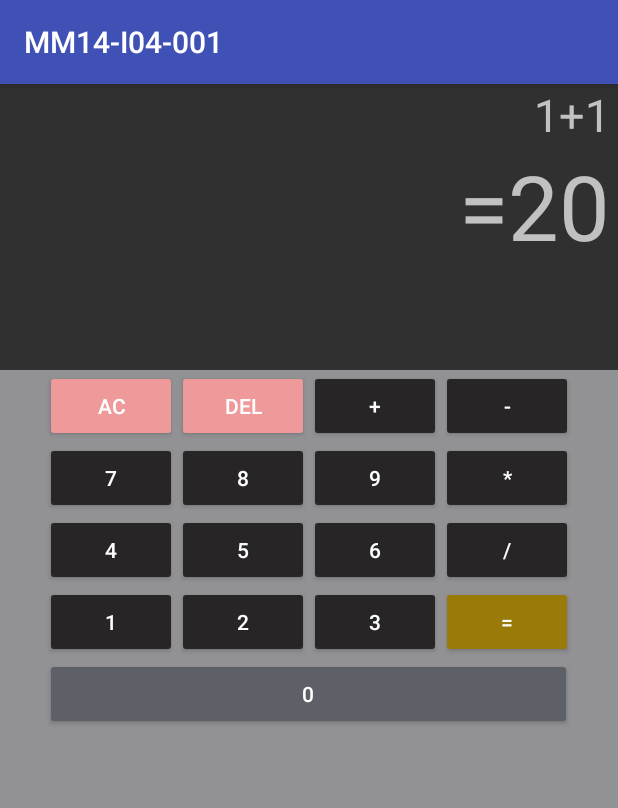
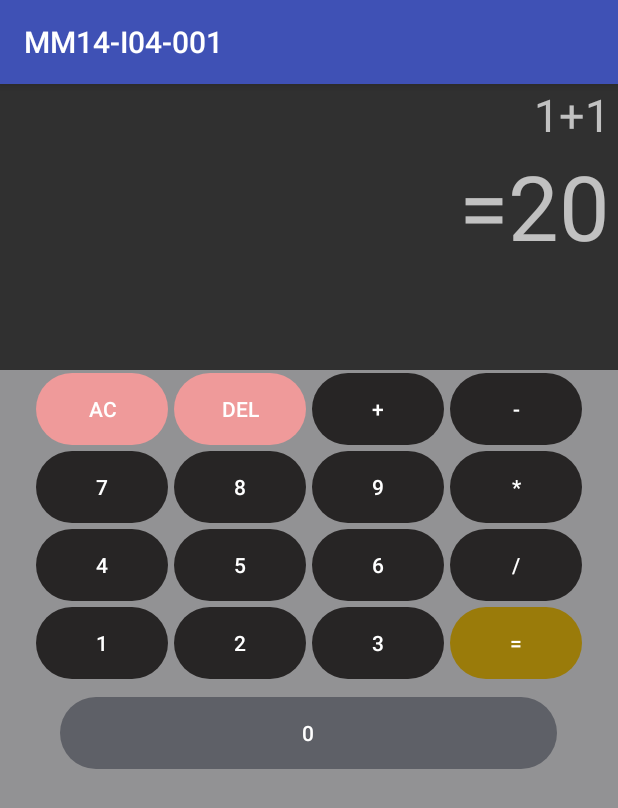
Before and after one commit to martinezrmena/GUIA1, an Android app: the screen it shows after launch (MainActivity), on a phone screen of 412 x 824 dp. Shown: the top 808 px of the screen. Run offline under Robolectric (Android 15) with nearby library versions, the phone set to English and light mode, and no system bars.

Commit message:
Segunda Evaluacion

```diff
--- /dev/null
+++ b/app/src/main/res/drawable/boton_redondo.xml
@@ -0,0 +1,4 @@
+<?xml version="1.0" encoding="utf-8"?>
+<shape xmlns:android="http://schemas.android.com/apk/res/android">
+    <corners android:radius="35dp"/>
+</shape>
--- a/app/src/main/res/layout-land/activity_main.xml
+++ b/app/src/main/res/layout-land/activity_main.xml
@@ -54,14 +54,18 @@
                 android:layout_width="wrap_content"
                 android:layout_height="match_parent"
                 android:layout_weight="0.25"
+                android:weightSum="1"
                 android:orientation="vertical">
 
                 <Button
+                    android:layout_weight="0.2"
                     android:id="@+id/btnAC"
                     android:layout_width="match_parent"
                     android:layout_height="wrap_content"
                     android:backgroundTint="#ef9a9a"
                     android:text="AC"
+                    android:background="@drawable/boton_redondo"
+                    android:layout_margin="2dp"
                     android:textColor="@android:color/background_light" />
 
                 <Button
@@ -69,6 +73,9 @@
                     android:layout_width="match_parent"
                     android:layout_height="wrap_content"
                     android:backgroundTint="#272525"
+                    android:layout_weight="0.2"
+                    android:background="@drawable/boton_redondo"
+                    android:layout_margin="2dp"
                     android:text="7"
                     android:textColor="@android:color/background_light" />
 
@@ -77,6 +84,9 @@
                     android:layout_width="match_parent"
                     android:layout_height="wrap_content"
                     android:backgroundTint="#272525"
+                    android:layout_weight="0.2"
+                    android:background="@drawable/boton_redondo"
+                    android:layout_margin="2dp"
                     android:text="4"
                     android:textColor="@android:color/background_light" />
 
@@ -85,6 +95,9 @@
                     android:layout_width="match_parent"
                     android:layout_height="wrap_content"
                     android:backgroundTint="#272525"
+                    android:layout_weight="0.2"
+                    android:background="@drawable/boton_redondo"
+                    android:layout_margin="2dp"
                     android:text="1"
                     android:textColor="@android:color/background_light" />
 
@@ -92,6 +105,10 @@
                     android:id="@+id/parentesisOpen"
                     android:layout_width="match_parent"
                     android:layout_height="wrap_content"
+                    android:backgroundTint="#272525"
+                    android:layout_weight="0.2"
+                    android:background="@drawable/boton_redondo"
+                    android:layout_margin="2dp"
                     android:text="(" />
             </LinearLayout>
 
@@ -99,45 +116,61 @@
                 android:layout_width="wrap_content"
                 android:layout_height="match_parent"
                 android:layout_weight="0.25"
+                android:weightSum="1"
                 android:orientation="vertical">
 
                 <Button
-
+                    android:layout_weight="0.2"
                     android:id="@+id/btnDEL"
                     android:layout_width="match_parent"
                     android:layout_height="wrap_content"
                     android:backgroundTint="#ef9a9a"
+                    android:background="@drawable/boton_redondo"
                     android:text="DEL"
+                    android:layout_margin="2dp"
                     android:textColor="@android:color/background_light" />
 
                 <Button
                     android:id="@+id/btn8"
+                    android:layout_weight="0.2"
                     android:layout_width="match_parent"
                     android:layout_height="wrap_content"
                     android:backgroundTint="#272525"
+                    android:background="@drawable/boton_redondo"
+                    android:layout_margin="2dp"
                     android:text="8"
                     android:textColor="@android:color/background_light" />
 
                 <Button
                     android:id="@+id/btn5"
+                    android:layout_weight="0.2"
                     android:layout_width="match_parent"
                     android:layout_height="wrap_content"
                     android:backgroundTint="#272525"
+                    android:background="@drawable/boton_redondo"
+                    android:layout_margin="2dp"
                     android:text="5"
                     android:textColor="@android:color/background_light" />
 
                 <Button
                     android:id="@+id/btn2"
+                    android:layout_weight="0.2"
                     android:layout_width="match_parent"
                     android:layout_height="wrap_content"
                     android:backgroundTint="#272525"
+                    android:background="@drawable/boton_redondo"
+                    android:layout_margin="2dp"
                     android:text="2"
                     android:textColor="@android:color/background_light" />
 
                 <Button
                     android:id="@+id/parentesisClose"
+                    android:layout_weight="0.2"
                     android:layout_width="match_parent"
                     android:layout_height="wrap_content"
+                    android:backgroundTint="#272525"
+                    android:background="@drawable/boton_redondo"
+                    android:layout_margin="2dp"
                     android:text=")" />
             </LinearLayout>
 
@@ -145,6 +178,7 @@
                 android:layout_width="wrap_content"
                 android:layout_height="match_parent"
                 android:layout_weight="0.25"
+                android:weightSum="1"
                 android:orientation="vertical">
 
                 <Button
@@ -153,6 +187,9 @@
                     android:layout_height="wrap_content"
                     android:backgroundTint="#272525"
                     android:text="+"
+                    android:layout_weight="0.2"
+                    android:background="@drawable/boton_redondo"
+                    android:layout_margin="2dp"
                     android:textColor="@android:color/background_light" />
 
                 <Button
@@ -161,6 +198,9 @@
                     android:layout_height="wrap_content"
                     android:backgroundTint="#272525"
                     android:text="9"
+                    android:layout_weight="0.2"
+                    android:background="@drawable/boton_redondo"
+                    android:layout_margin="2dp"
                     android:textColor="@android:color/background_light" />
 
                 <Button
@@ -169,6 +209,9 @@
                     android:layout_height="wrap_content"
                     android:backgroundTint="#272525"
                     android:text="6"
+                    android:layout_weight="0.2"
+                    android:background="@drawable/boton_redondo"
+                    android:layout_margin="2dp"
                     android:textColor="@android:color/background_light" />
 
                 <Button
@@ -177,6 +220,9 @@
                     android:layout_height="wrap_content"
                     android:backgroundTint="#272525"
                     android:text="3"
+                    android:layout_weight="0.2"
+                    android:background="@drawable/boton_redondo"
+                    android:layout_margin="2dp"
                     android:textColor="@android:color/background_light" />
 
                 <Button
@@ -184,7 +230,10 @@
                     android:layout_width="match_parent"
                     android:layout_height="wrap_content"
                     android:backgroundTint="#272525"
+                    android:layout_weight="0.2"
                     android:text="."
+                    android:background="@drawable/boton_redondo"
+                    android:layout_margin="2dp"
                     android:textColor="@android:color/background_light" />
             </LinearLayout>
 
@@ -192,14 +241,17 @@
                 android:layout_width="wrap_content"
                 android:layout_height="match_parent"
                 android:layout_weight="0.25"
+                android:weightSum="1"
                 android:orientation="vertical">
 
                 <Button
                     android:id="@+id/btnRES"
-
+                    android:background="@drawable/boton_redondo"
+                    android:layout_margin="2dp"
                     android:layout_width="match_parent"
                     android:layout_height="wrap_content"
                     android:backgroundTint="#272525"
+                    android:layout_weight="0.2"
                     android:text="-"
                     android:textColor="@android:color/background_light" />
 
@@ -209,6 +261,9 @@
                     android:layout_height="wrap_content"
                     android:backgroundTint="#272525"
                     android:text="/"
+                    android:layout_weight="0.2"
+                    android:background="@drawable/boton_redondo"
+                    android:layout_margin="2dp"
                     android:textColor="@android:color/background_light" />
 
                 <Button
@@ -217,6 +272,9 @@
                     android:layout_height="wrap_content"
                     android:backgroundTint="#272525"
                     android:text="*"
+                    android:layout_weight="0.2"
+                    android:background="@drawable/boton_redondo"
+                    android:layout_margin="2dp"
                     android:textColor="@android:color/background_light" />
 
                 <Button
@@ -225,6 +283,9 @@
                     android:layout_height="wrap_content"
                     android:backgroundTint="#9A7B0A"
                     android:text="="
+                    android:layout_weight="0.2"
+                    android:background="@drawable/boton_redondo"
+                    android:layout_margin="2dp"
                     android:textColor="@android:color/background_light" />
 
 
@@ -234,6 +295,9 @@
                     android:layout_height="wrap_content"
                     android:backgroundTint="@color/colorPrimaryDark"
                     android:text="0"
+                    android:layout_weight="0.2"
+                    android:background="@drawable/boton_redondo"
+                    android:layout_margin="2dp"
                     android:textColor="@android:color/background_light" />
 
             </LinearLayout>
--- a/app/src/main/res/layout/activity_main.xml
+++ b/app/src/main/res/layout/activity_main.xml
@@ -74,6 +74,8 @@
                                 android:layout_height="wrap_content"
                                 android:backgroundTint="#ef9a9a"
                                 android:text="AC"
+                                android:background="@drawable/boton_redondo"
+                                android:layout_margin="2dp"
                                 android:textColor="@android:color/background_light" />
 
                             <Button
@@ -82,6 +84,8 @@
                                 android:layout_height="wrap_content"
                                 android:backgroundTint="#272525"
                                 android:text="7"
+                                android:background="@drawable/boton_redondo"
+                                android:layout_margin="2dp"
                                 android:textColor="@android:color/background_light" />
 
                         </LinearLayout>
@@ -98,6 +102,8 @@
                                 android:layout_height="wrap_content"
                                 android:backgroundTint="#ef9a9a"
                                 android:text="DEL"
+                                android:background="@drawable/boton_redondo"
+                                android:layout_margin="2dp"
                                 android:textColor="@android:color/background_light" />
 
                             <Button
@@ -106,6 +112,8 @@
                                 android:layout_height="wrap_content"
                                 android:backgroundTint="#272525"
                                 android:text="8"
+                                android:background="@drawable/boton_redondo"
+                                android:layout_margin="2dp"
                                 android:textColor="@android:color/background_light" />
 
                         </LinearLayout>
@@ -121,6 +129,8 @@
                                 android:layout_height="wrap_content"
                                 android:backgroundTint="#272525"
                                 android:text="+"
+                                android:background="@drawable/boton_redondo"
+                                android:layout_margin="2dp"
                                 android:textColor="@android:color/background_light" />
 
                             <Button
@@ -129,6 +139,8 @@
                                 android:layout_height="wrap_content"
                                 android:backgroundTint="#272525"
                                 android:text="9"
+                                android:background="@drawable/boton_redondo"
+                                android:layout_margin="2dp"
                                 android:textColor="@android:color/background_light" />
 
                         </LinearLayout>
@@ -145,6 +157,8 @@
                                 android:layout_height="wrap_content"
                                 android:backgroundTint="#272525"
                                 android:text="-"
+                                android:background="@drawable/boton_redondo"
+                                android:layout_margin="2dp"
                                 android:textColor="@android:color/background_light" />
 
                             <Button
@@ -153,6 +167,8 @@
                                 android:layout_height="wrap_content"
                                 android:backgroundTint="#272525"
                                 android:text="*"
+                                android:background="@drawable/boton_redondo"
+                                android:layout_margin="2dp"
                                 android:textColor="@android:color/background_light" />
                         </LinearLayout>
                     </LinearLayout>
@@ -174,6 +190,8 @@
                                 android:layout_height="wrap_content"
                                 android:backgroundTint="#272525"
                                 android:text="4"
+                                android:background="@drawable/boton_redondo"
+                                android:layout_margin="2dp"
                                 android:textColor="@android:color/background_light" />
 
                             <Button
@@ -182,6 +200,8 @@
                                 android:layout_height="wrap_content"
                                 android:backgroundTint="#272525"
                                 android:text="1"
+                                android:background="@drawable/boton_redondo"
+                                android:layout_margin="2dp"
                                 android:textColor="@android:color/background_light" />
                         </LinearLayout>
 
@@ -196,6 +216,8 @@
                                 android:layout_height="wrap_content"
                                 android:backgroundTint="#272525"
                                 android:text="5"
+                                android:background="@drawable/boton_redondo"
+                                android:layout_margin="2dp"
                                 android:textColor="@android:color/background_light" />
 
                             <Button
@@ -204,6 +226,8 @@
                                 android:layout_height="wrap_content"
                                 android:backgroundTint="#272525"
                                 android:text="2"
+                                android:background="@drawable/boton_redondo"
+                                android:layout_margin="2dp"
                                 android:textColor="@android:color/background_light" />
                         </LinearLayout>
 
@@ -218,6 +242,8 @@
                                 android:layout_height="wrap_content"
                                 android:backgroundTint="#272525"
                                 android:text="6"
+                                android:background="@drawable/boton_redondo"
+                                android:layout_margin="2dp"
                                 android:textColor="@android:color/background_light" />
 
                             <Button
@@ -226,6 +252,8 @@
                                 android:layout_height="wrap_content"
                                 android:backgroundTint="#272525"
                                 android:text="3"
+                                android:background="@drawable/boton_redondo"
+                                android:layout_margin="2dp"
                                 android:textColor="@android:color/background_light" />
                         </LinearLayout>
 
@@ -240,6 +268,8 @@
                                 android:layout_height="wrap_content"
                                 android:backgroundTint="#272525"
                                 android:text="/"
+                                android:background="@drawable/boton_redondo"
+                                android:layout_margin="2dp"
                                 android:textColor="@android:color/background_light" />
 
                             <Button
@@ -248,6 +278,8 @@
                                 android:layout_height="wrap_content"
                                 android:backgroundTint="#9A7B0A"
                                 android:text="="
+                                android:background="@drawable/boton_redondo"
+                                android:layout_margin="2dp"
                                 android:textColor="@android:color/background_light" />
                         </LinearLayout>
                     </LinearLayout>
@@ -266,6 +298,8 @@
                             android:layout_weight="1"
                             android:backgroundTint="@color/colorPrimaryDark"
                             android:text="0"
+                            android:background="@drawable/boton_redondo"
+                            android:layout_margin="10dp"
                             android:textColor="@android:color/background_light" />
 
                     </LinearLayout>
```
